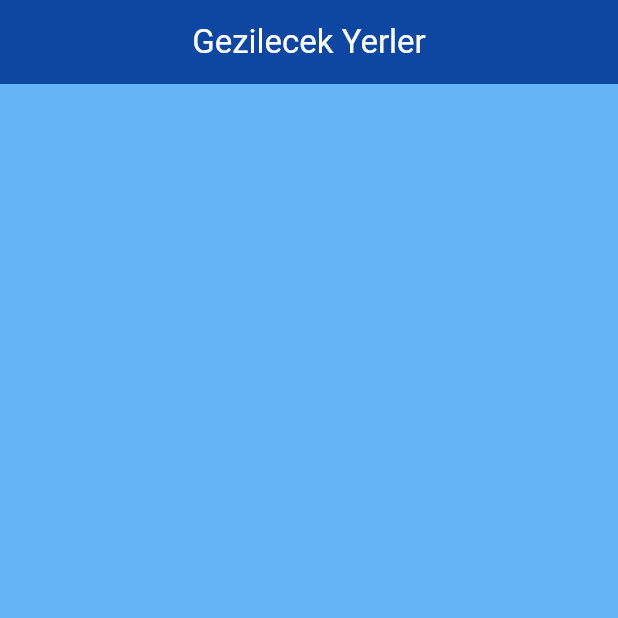
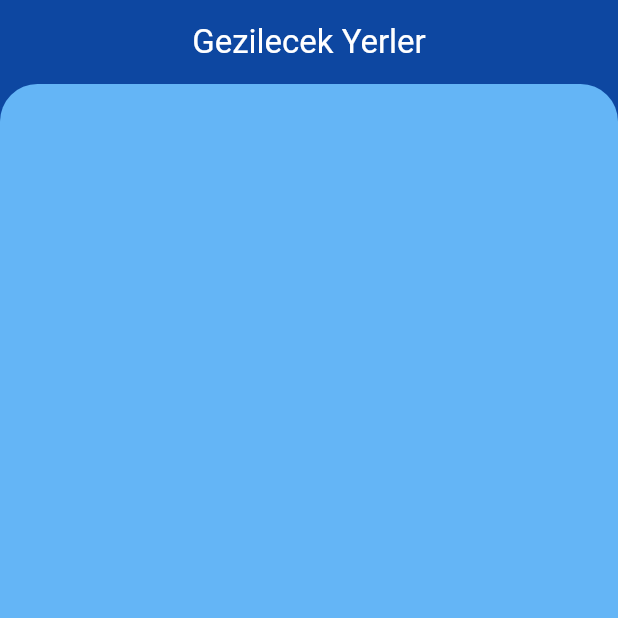
Before and after one commit to Berk2259/GezginRehberi, a Flutter app: the screen it shows after launch, on a phone screen of 412 x 824 dp, the top half of it. Run offline on Flutter 3.47's test engine with Material 3 defaults, Android fonts, the phone set to English and light mode, and no system bars; drawn by our look-alikes of curved_navigation_bar.

Commit message:
sınıfsal düzenlemeler

```diff
--- a/lib/Screen/historical_place_screen.dart
+++ b/lib/Screen/historical_place_screen.dart
@@ -6,12 +6,23 @@ class HistoricalPlaceScreen extends StatelessWidget {
   @override
   Widget build(BuildContext context) {
     return Scaffold(
-      backgroundColor: Colors.blue.shade300,
+      backgroundColor: Colors.blue.shade900,
       appBar: AppBar(
         centerTitle: true,
         title: Text('Gezilecek Yerler', style: TextStyle(color: Colors.white)),
         backgroundColor: Colors.blue.shade900,
       ),
+      body: Container(
+        width: double.infinity,
+        height: MediaQuery.of(context).size.height,
+        decoration: BoxDecoration(
+          borderRadius: BorderRadius.only(
+            topLeft: Radius.circular(25),
+            topRight: Radius.circular(25),
+          ),
+          color: Colors.blue.shade300,
+        ),
+      ),
     );
   }
 }
--- a/lib/Screen/main_screen.dart
+++ b/lib/Screen/main_screen.dart
@@ -20,9 +20,10 @@ class _MainScreenState extends State<MainScreen> {
   @override
   Widget build(BuildContext context) {
     return Scaffold(
+      extendBody: true,
       body: _pages[_page],
       bottomNavigationBar: CurvedNavigationBar(
-        backgroundColor: Colors.blue.shade300,
+        backgroundColor: Colors.transparent,
         color: Colors.blue.shade900,
         height: 60,
         animationDuration: Duration(milliseconds: 300),
```
Also changed, not shown: lib/Screen/information_screen.dart (+12 -1 lines).
